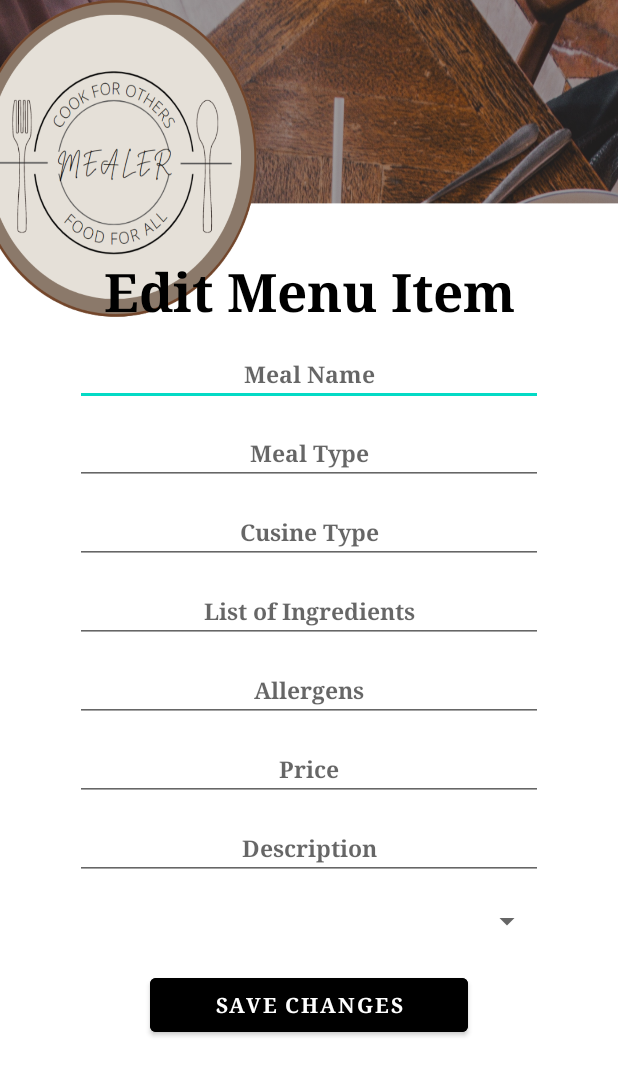
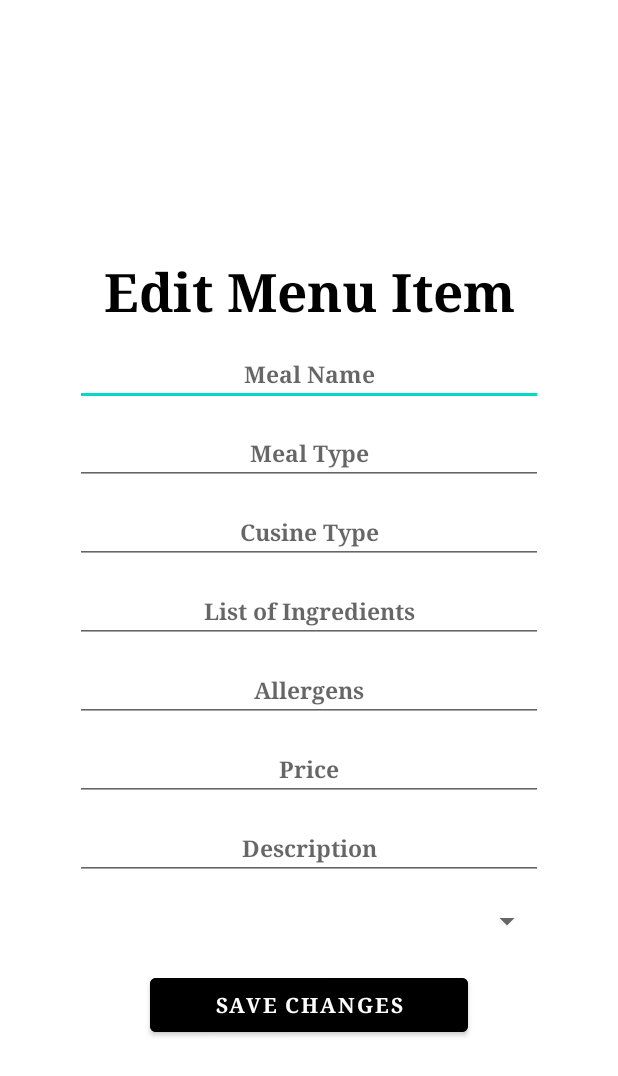
Before and after one commit to NightingaleX03/Mealer-Food-Delivery-App, an Android app: the layout edit_menu_items.xml on its own in the app's theme, with its tools: preview values and no code run, on a phone screen of 412 x 824 dp. Shown: the top 1076 px of the screen. Run offline under Robolectric (Android 15) with nearby library versions, the phone set to English and light mode, and no system bars.

Commit message:
background deleted

```diff
--- a/app/src/main/res/layout/edit_menu_items.xml
+++ b/app/src/main/res/layout/edit_menu_items.xml
@@ -1,8 +1,7 @@
 <?xml version="1.0" encoding="utf-8"?>
 <RelativeLayout xmlns:android="http://schemas.android.com/apk/res/android"
     android:layout_width="match_parent"
-    android:layout_height="wrap_content"
-    android:background="@drawable/background_hs">
+    android:layout_height="wrap_content">
 
     <TextView
         android:layout_width="match_parent"
```
